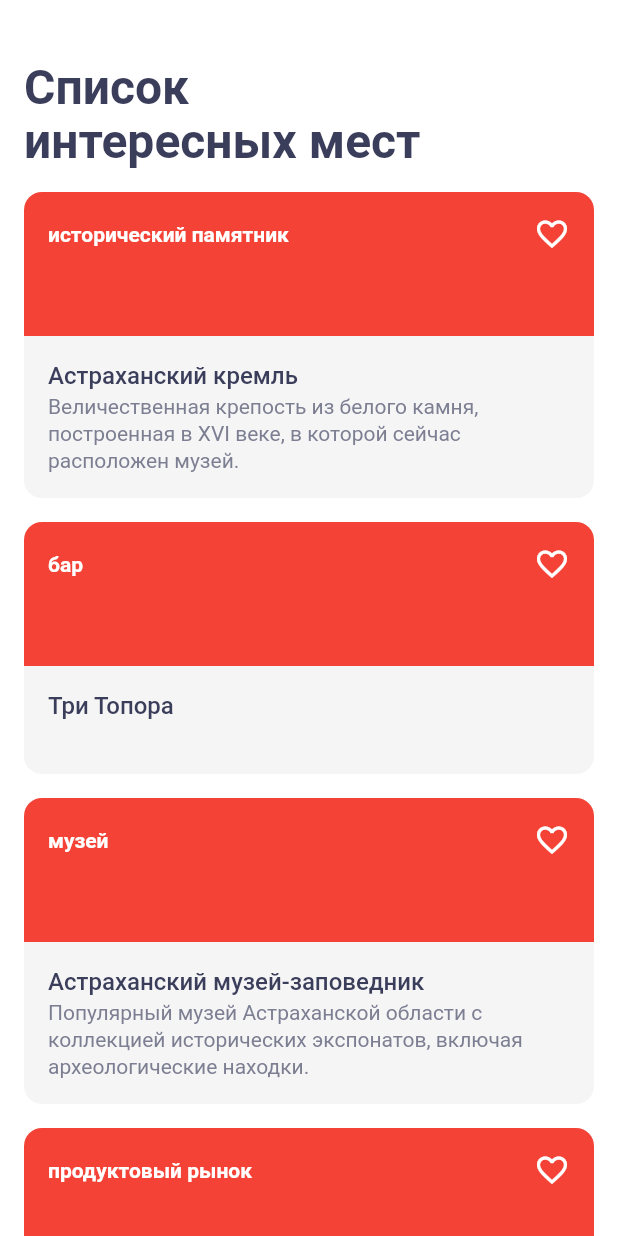
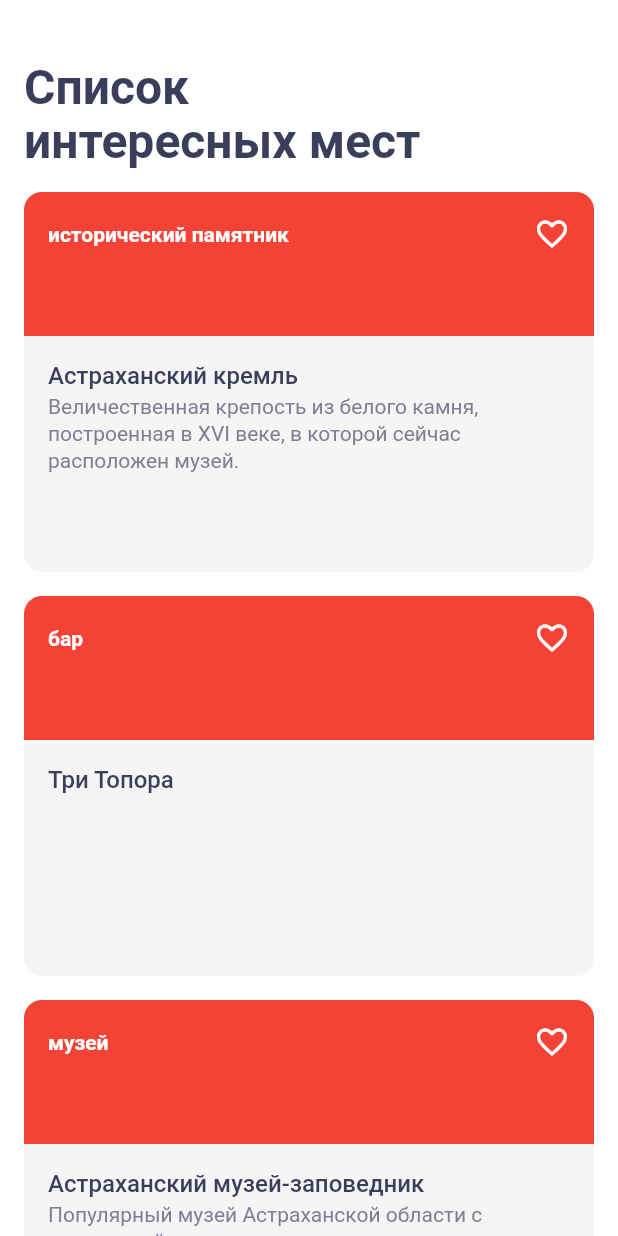
Before and after one commit to EugeneAlexandrov/surf-flutter-course-alexandrov, a Flutter app: the screen it shows after launch, on a phone screen of 412 x 824 dp. Run offline on Flutter 3.47's test engine with Material 2 defaults, Android fonts, the phone set to English and light mode, and no system bars.

```diff
--- a/lib/ui/screen/sight_card.dart
+++ b/lib/ui/screen/sight_card.dart
@@ -16,6 +16,8 @@ class SightCard extends StatelessWidget {
       margin: const EdgeInsets.all(8),
       color: Themes.cardBackground,
       elevation: 0,
+      child: AspectRatio(
+        aspectRatio: 3 / 2,
         child: Stack(
           children: [
             Column(
@@ -44,15 +46,18 @@ class SightCard extends StatelessWidget {
             ),
             Padding(
               padding: const EdgeInsets.all(16.0),
+              child: SizedBox(
+                height: 24,
                 child: Row(
+                  crossAxisAlignment: CrossAxisAlignment.start,
                   children: [
                     Expanded(
                       child: Align(
                         alignment: Alignment.centerLeft,
                         child: FittedBox(
                           child: Text(_sight.type,
-                          style:
-                              Themes.smallBold.copyWith(color: Colors.white)),
+                              style: Themes.smallBold
+                                  .copyWith(color: Colors.white)),
                         ),
                       ),
                     ),
@@ -64,7 +69,9 @@ class SightCard extends StatelessWidget {
                   ],
                 ),
               ),
+            ),
           ],
+        ),
       ),
     );
   }
```
Lines whose indentation alone changed are shown as unchanged.
